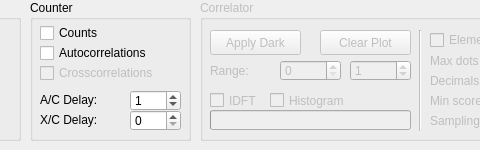
ahp-electronics/xc-gui, file line.ui: the form before one commit; both pictures show x 130 to 610 and y 0 to 150 of the 1211 by 150 pixel window.
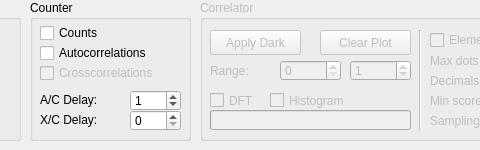
The form after the commit.

Commit message: Enable DFT button

What changed in the file:
```diff
--- a/line.ui
+++ b/line.ui
@@ -200,7 +200,7 @@
      </rect>
     </property>
     <property name="text">
-     <string>IDFT</string>
+     <string>DFT</string>
     </property>
    </widget>
    <widget class="Line" name="line">
```
The commit also changes 2 other files.
